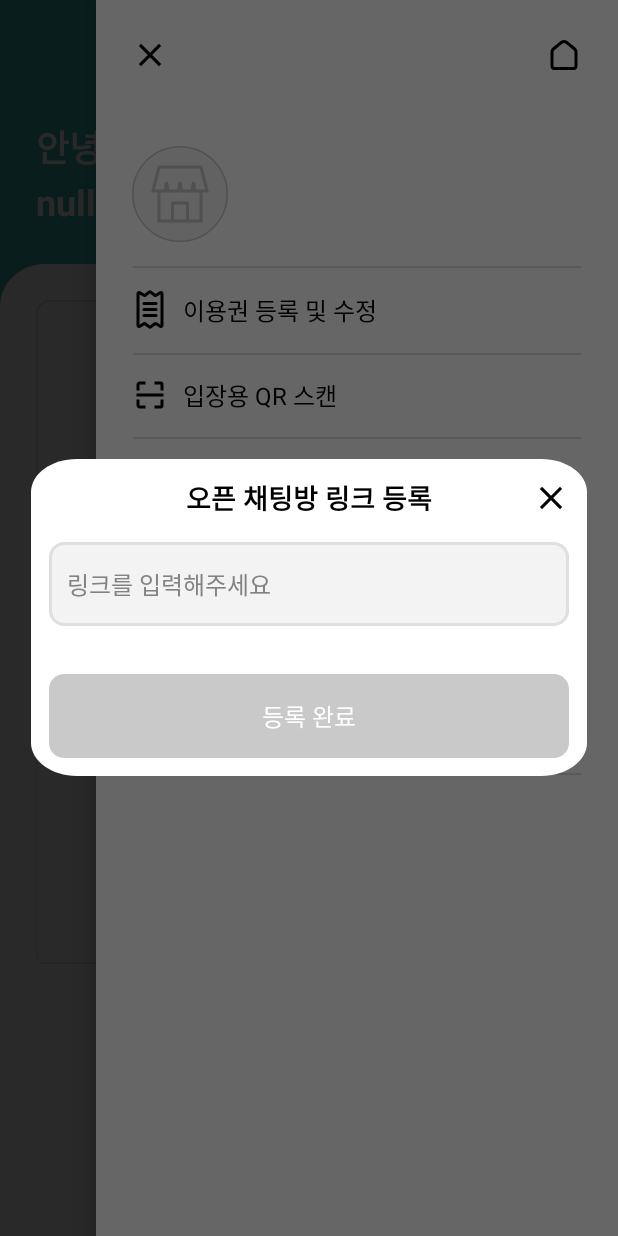
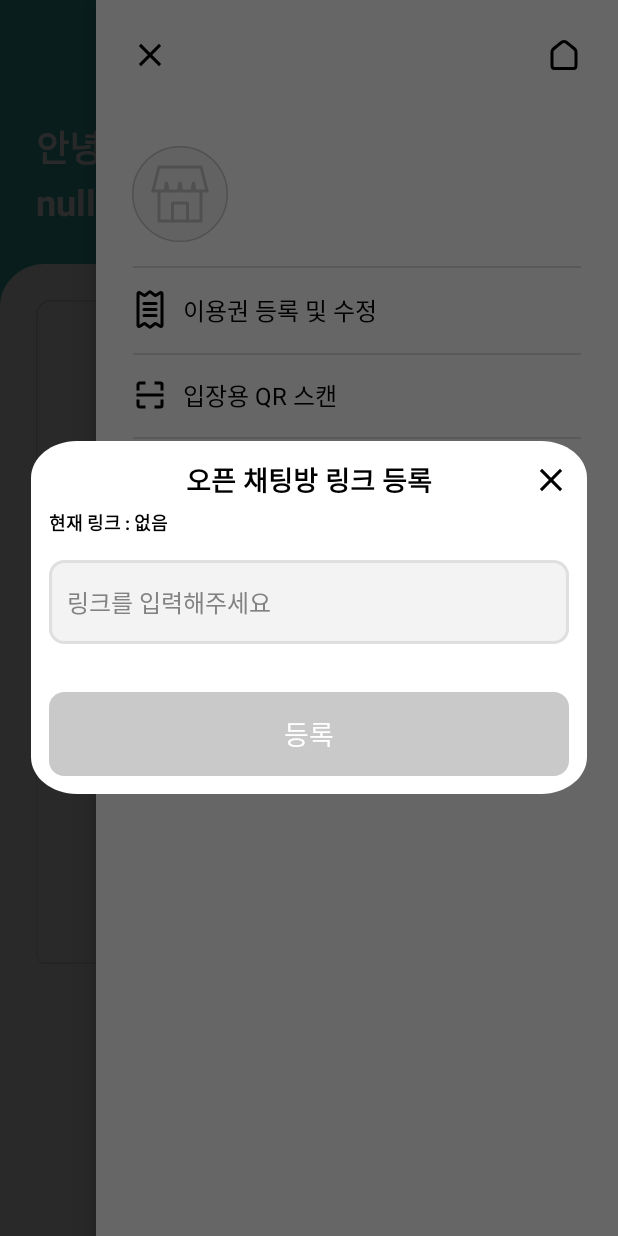
Before and after one commit to Ajou-Capston-09-HELPT/Android_Manager, an Android app: the fragment ChatLinkSettingDialog placed in its activity, with the side drawer open, on a phone screen of 412 x 824 dp. Run offline under Robolectric (Android 15) with nearby library versions, the phone set to English and light mode, and no system bars; libraries missing offline, so code that uses them is left out: com.journeyapps.barcodescanner, com.kakao.sdk; 1 statement that could not run was skipped.

Commit message:
:sparkles: 채팅방 현재 링크/등록 및 수정/삭제 기능 추가

```diff
--- a/app/src/main/java/com/ajou/helptmanager/network/api/GymService.kt
+++ b/app/src/main/java/com/ajou/helptmanager/network/api/GymService.kt
@@ -47,4 +47,18 @@ interface GymService {
         @Path("gymId") gymId : Int,
         @Body body : RequestBody
     ): Response<ResponseBody>
+
+    @GET("gyms/{gymId}/chat-link")
+    suspend fun getChatLink(
+        @Header("Authorization") accessToken : String,
+        @Path("gymId") gymId : Int
+    ): Response<ResponseBody>
+
+    @DELETE("gyms/{gymId}/chat-link")
+    suspend fun deleteChatLink(
+        @Header("Authorization") accessToken : String,
+        @Path("gymId") gymId : Int
+    ): Response<ResponseBody>
+
+
 }
--- /dev/null
+++ b/app/src/main/res/drawable/del_btn.xml
@@ -0,0 +1,15 @@
+<?xml version="1.0" encoding="utf-8"?>
+<selector xmlns:android="http://schemas.android.com/apk/res/android">
+    <item android:state_enabled="false">
+        <shape android:shape="rectangle">
+            <solid android:color="#FF0000" />
+            <corners android:radius="10dp" />
+        </shape>
+    </item>
+    <item android:state_enabled="true">
+        <shape android:shape="rectangle">
+            <solid android:color="#FF0000" />
+            <corners android:radius="10dp" />
+        </shape>
+    </item>
+</selector>
--- a/app/src/main/res/layout/dialog_set_chat_link.xml
+++ b/app/src/main/res/layout/dialog_set_chat_link.xml
@@ -18,6 +18,23 @@
         app:layout_constraintEnd_toEndOf="parent"
         app:layout_constraintStart_toStartOf="parent"
         app:layout_constraintTop_toTopOf="parent" />
+
+    <TextView
+        android:id="@+id/currentLink"
+        android:layout_width="0dp"
+        android:layout_height="wrap_content"
+        android:gravity="start"
+        android:text="현재 링크 : 없음"
+        android:textColor="@color/black"
+        android:textStyle="bold"
+        android:textSize="12sp"
+        android:layout_marginTop="6dp"
+        android:layout_marginBottom="3dp"
+        app:layout_constraintEnd_toEndOf="@+id/textView7"
+        app:layout_constraintStart_toStartOf="@+id/textView7"
+        app:layout_constraintTop_toBottomOf="@+id/textView7"
+        app:layout_constraintBottom_toTopOf="@+id/link" />
+
 
     <ImageView
         android:id="@+id/closeBtn"
@@ -46,7 +63,7 @@
         android:textSize="16sp"
         app:layout_constraintEnd_toEndOf="@+id/textView7"
         app:layout_constraintStart_toStartOf="@+id/textView7"
-        app:layout_constraintTop_toBottomOf="@+id/textView7" />
+        app:layout_constraintTop_toBottomOf="@+id/currentLink" />
 
 
     <Button
@@ -56,11 +73,26 @@
         android:layout_marginTop="32dp"
         android:background="@drawable/all_long_btn"
         android:enabled="false"
-        android:text="등록 완료"
+        android:text="등록"
         android:textColor="@color/white"
-        android:textSize="16sp"
+        android:textSize="18sp"
         app:layout_constraintEnd_toEndOf="@+id/link"
         app:layout_constraintStart_toStartOf="@+id/link"
         app:layout_constraintTop_toBottomOf="@+id/link" />
 
+    <Button
+        android:id="@+id/delBtn"
+        android:layout_width="0dp"
+        android:layout_height="wrap_content"
+        android:layout_marginTop="12dp"
+        android:background="@drawable/del_btn"
+        android:enabled="false"
+        android:text="삭제"
+        android:textColor="@color/white"
+        android:textSize="18sp"
+        android:visibility="gone"
+        app:layout_constraintEnd_toEndOf="@+id/link"
+        app:layout_constraintStart_toStartOf="@+id/link"
+        app:layout_constraintTop_toBottomOf="@+id/posBtn" />
+
 </androidx.constraintlayout.widget.ConstraintLayout>
```
Also changed, not shown: app/src/main/java/com/ajou/helptmanager/home/view/dialog/ChatLinkSettingDialog.kt (+75 -2 lines).
